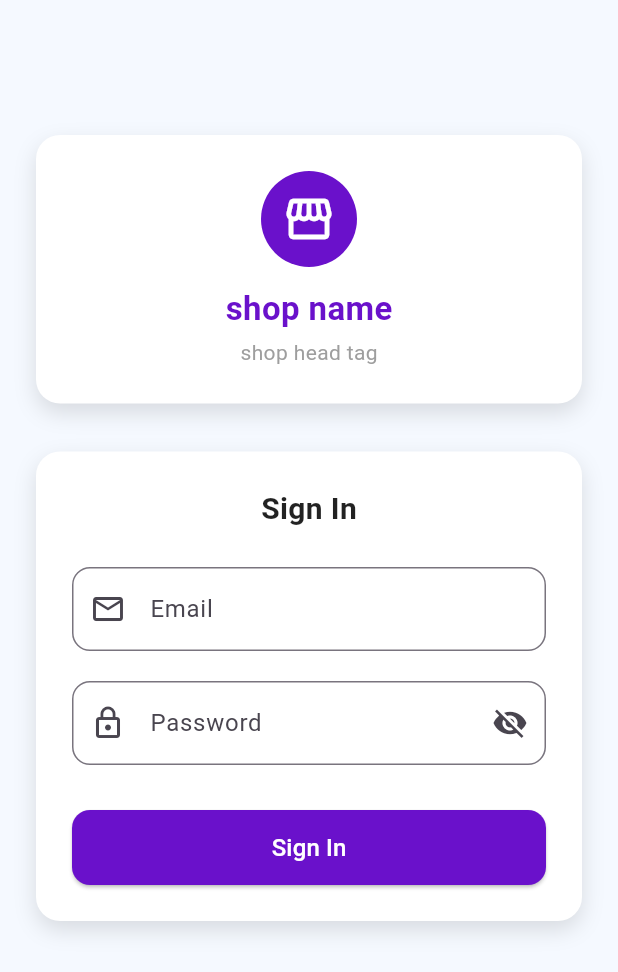
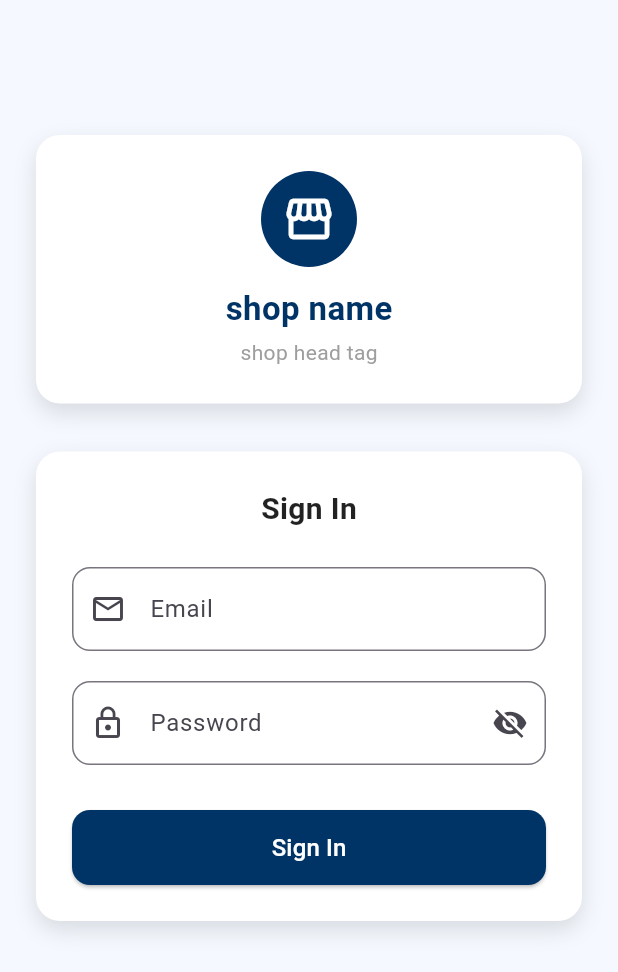
Before and after one commit to Reeshafathima-p/file-handling, a Flutter app: the screen it shows after launch, on a phone screen of 412 x 824 dp. Shown: the top 972 px of the screen. Run offline on Flutter 3.47's test engine with Material 3 defaults, Android fonts, the phone set to English and light mode, and no system bars.

Commit message:
second commit

```diff
--- a/lib/features/authentication/loginpage.dart
+++ b/lib/features/authentication/loginpage.dart
@@ -53,7 +53,7 @@ class _SimpleLoginPageState extends State<SimpleLoginPage> {
 
   @override
   Widget build(BuildContext context) {
-    const Color primaryColor = Color(0xFF6A11CB); // Purple
+    const Color primaryColor = Color(0xFF003366);
 
     return Scaffold(
       backgroundColor: const Color(0xFFF5F9FF),
@@ -63,7 +63,7 @@ class _SimpleLoginPageState extends State<SimpleLoginPage> {
           child: Column(
             mainAxisAlignment: MainAxisAlignment.center,
             children: [
-              SizedBox(height: 50,),
+              const SizedBox(height: 50),
               Container(
                 width: double.infinity,
                 padding: const EdgeInsets.all(24),
@@ -104,8 +104,6 @@ class _SimpleLoginPageState extends State<SimpleLoginPage> {
               ),
 
               const SizedBox(height: 32),
-
-              // Login Form
               Container(
                 padding: const EdgeInsets.all(24),
                 decoration: BoxDecoration(
@@ -132,8 +130,6 @@ class _SimpleLoginPageState extends State<SimpleLoginPage> {
                         ),
                       ),
                       const SizedBox(height: 24),
-
-                      // Email
                       TextFormField(
                         controller: _emailController,
                         decoration: InputDecoration(
@@ -147,8 +143,6 @@ class _SimpleLoginPageState extends State<SimpleLoginPage> {
                             value == null || value.isEmpty ? "Enter your email" : null,
                       ),
                       const SizedBox(height: 20),
-
-                      // Password
                       TextFormField(
                         controller: _passwordController,
                         obscureText: _obscurePassword,
@@ -173,8 +167,6 @@ class _SimpleLoginPageState extends State<SimpleLoginPage> {
                             value == null || value.isEmpty ? "Enter your password" : null,
                       ),
                       const SizedBox(height: 30),
-
-                      // Login Button
                       SizedBox(
                         width: double.infinity,
                         height: 50,
```
